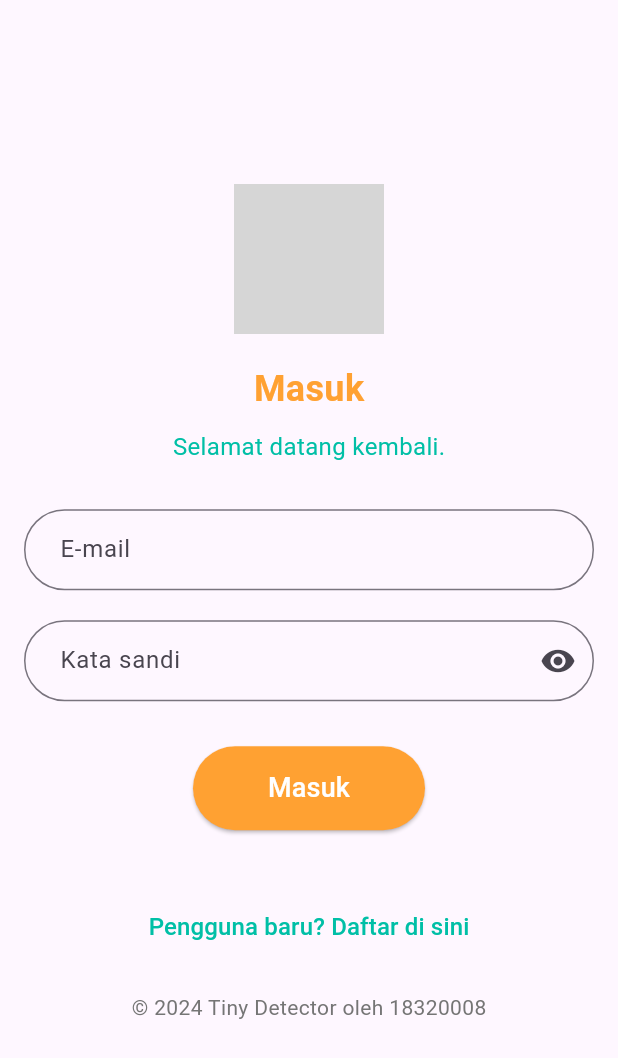
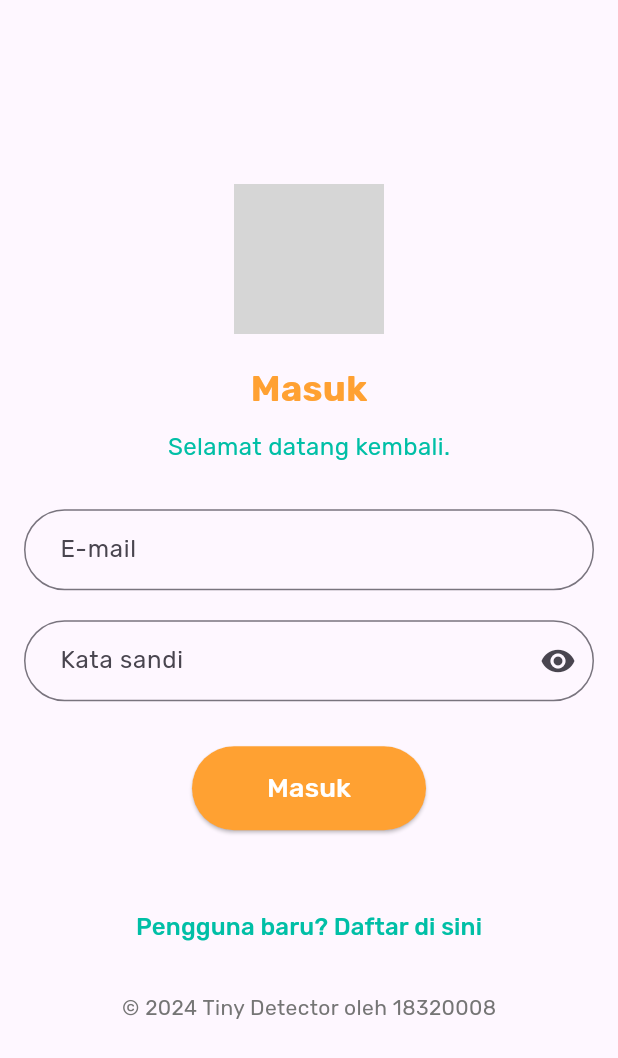
Before and after one commit to falthackel/tiny-detector, a Flutter app: the screen it shows after launch, on a phone screen of 412 x 824 dp. Shown: the top 1058 px of the screen. Run offline on Flutter 3.47's test engine with Material 3 defaults, Android fonts, the phone set to English and light mode, and no system bars; our stand-ins replace flutter_secure_storage, jwt_decoder, material_design_icons_flutter; grey boxes are pictures that could not be loaded.

Commit message:
change font to 'Rubik'

```diff
--- a/front-end/lib/main.dart
+++ b/front-end/lib/main.dart
@@ -11,6 +11,9 @@ class MyApp extends StatelessWidget {
   @override
   Widget build(BuildContext context) {
     return MaterialApp(
+      theme: ThemeData(
+        fontFamily: 'Rubik',
+      ),
       home: LoginPage(), // Make LoginPage the landing page
     );
   }
```
